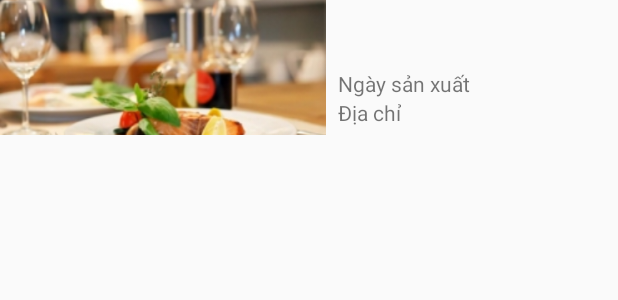
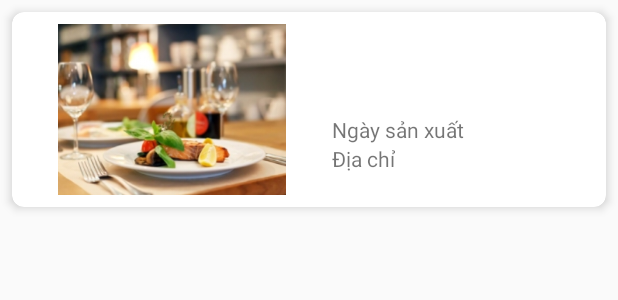
Before and after one commit to Xuanvinh223/Android_Store, an Android app: the layout item_category_product.xml on its own in the app's theme, with its tools: preview values and no code run, on a phone screen of 412 x 824 dp. Shown: the top 300 px of the screen. Run offline under Robolectric (Android 15) with nearby library versions, the phone set to English and light mode, and no system bars.

Commit message:
fix 1 số lỗi

```diff
--- a/app/src/main/AndroidManifest.xml
+++ b/app/src/main/AndroidManifest.xml
@@ -3,9 +3,6 @@
     xmlns:tools="http://schemas.android.com/tools">
 
     <uses-permission android:name="android.permission.INTERNET" />
-    <uses-permission android:name="android.permission.ACCESS_FINE_LOCATION" />
-    <uses-permission android:name="android.permission.ACCESS_COARSE_LOCATION" />
-    <uses-permission android:name="android.permission.POST_NOTIFICATIONS" />
 
     <application
         android:name=".MyApplication"
@@ -32,23 +29,6 @@
             android:exported="false"
             android:label="@string/title_activity_category"
             android:theme="@style/AppTheme.NoActionBar" />
-
-        <meta-data
-            android:name="com.google.android.geo.API_KEY"
-            android:value="AIzaSyCmf6H2ROBxFmFXT6q8VejnwSHOPkJYaj8" />
-        <meta-data
-            android:name="DATABASE"
-            android:value="store.db" />
-        <meta-data
-            android:name="VERSION"
-            android:value="9" />
-        <meta-data
-            android:name="QUERY_LOG"
-            android:value="true" />
-        <meta-data
-            android:name="DOMAIN_PACKAGE_NAME"
-            android:value="com.example.store" />
-
         <activity
             android:name=".ProductCategoryActivity"
             android:exported="false"
@@ -61,6 +41,21 @@
             android:name=".MainActivity"
             android:exported="true"
             android:theme="@style/AppTheme.NoActionBar">
+            <meta-data
+                android:name="com.google.android.geo.API_KEY"
+                android:value="AIzaSyCmf6H2ROBxFmFXT6q8VejnwSHOPkJYaj8" />
+            <meta-data
+                android:name="DATABASE"
+                android:value="store.db" />
+            <meta-data
+                android:name="VERSION"
+                android:value="9" />
+            <meta-data
+                android:name="QUERY_LOG"
+                android:value="true" />
+            <meta-data
+                android:name="DOMAIN_PACKAGE_NAME"
+                android:value="com.example.store" />
             <intent-filter>
                 <action android:name="android.intent.action.MAIN" />
 
@@ -68,5 +63,4 @@
             </intent-filter>
         </activity>
     </application>
-
 </manifest>
--- a/app/src/main/java/com/example/store/Adapter/ProductAdapter.java
+++ b/app/src/main/java/com/example/store/Adapter/ProductAdapter.java
@@ -12,7 +12,6 @@ import androidx.recyclerview.widget.RecyclerView;
 
 import com.example.store.interfaces.OnItemClickListener;
 import com.example.store.R;
-import com.example.store.interfaces.OnItemClickListenerFavorite;
 import com.example.store.model.Product;
 
 import java.util.List;
--- a/app/src/main/java/com/example/store/interfaces/OnItemClickListener.java
+++ b/app/src/main/java/com/example/store/interfaces/OnItemClickListener.java
@@ -2,8 +2,6 @@ package com.example.store.interfaces;
 
 import android.view.View;
 
-import com.example.store.model.Product;
-
 public interface OnItemClickListener {
     void onItemClick(View view, int position);
 }
--- a/app/src/main/java/com/example/store/interfaces/OnItemClickListenerFavorite.java
+++ /dev/null
@@ -1,7 +0,0 @@
-package com.example.store.interfaces;
-
-import com.example.store.model.Product;
-
-public interface OnItemClickListenerFavorite {
-    void onFavoriteClick(Product product);
-}
--- a/app/src/main/res/layout/item_category_product.xml
+++ b/app/src/main/res/layout/item_category_product.xml
@@ -1,40 +1,50 @@
-<RelativeLayout xmlns:android="http://schemas.android.com/apk/res/android"
+<?xml version="1.0" encoding="utf-8"?>
+<androidx.cardview.widget.CardView xmlns:android="http://schemas.android.com/apk/res/android"
     xmlns:tools="http://schemas.android.com/tools"
+    xmlns:app="http://schemas.android.com/apk/res-auto"
     android:id="@+id/item_product"
     android:layout_width="match_parent"
     android:layout_height="wrap_content"
-    android:gravity="center"
-    android:orientation="vertical"
+    android:layout_margin="8dp"
+    app:cardCornerRadius="8dp"
+    app:cardElevation="4dp"
     tools:ignore="UseCompoundDrawables">
 
-    <TableLayout
+    <androidx.constraintlayout.widget.ConstraintLayout
         android:layout_width="match_parent"
-        android:layout_height="match_parent"
-        android:orientation="vertical"
-        android:layout_marginBottom="10dp">
-
-        <TableRow>
+        android:layout_height="wrap_content"
+        android:padding="8dp">
 
         <ImageView
             android:id="@+id/imageViewProduct"
-                android:layout_width="120dp"
-                android:layout_height="90dp"
-                android:layout_weight="1"
+            android:layout_width="0dp"
+            android:layout_height="0dp"
             android:importantForAccessibility="no"
+            android:scaleType="centerCrop"
             android:src="@drawable/restaurants"
-                android:scaleType="centerCrop" />
+            app:layout_constraintTop_toTopOf="parent"
+            app:layout_constraintStart_toStartOf="parent"
+            app:layout_constraintEnd_toStartOf="@id/linearLayoutDetails1"
+            app:layout_constraintDimensionRatio="4:3"
+            app:layout_constraintWidth_percent="0.4" />
 
         <LinearLayout
+            android:id="@+id/linearLayoutDetails1"
             android:layout_width="0dp"
             android:layout_height="wrap_content"
-                android:layout_weight="2"
             android:orientation="vertical"
-                android:paddingLeft="8dp">
+            android:paddingStart="8dp"
+            app:layout_constraintTop_toTopOf="parent"
+            app:layout_constraintBottom_toBottomOf="parent"
+            app:layout_constraintStart_toEndOf="@id/imageViewProduct"
+            app:layout_constraintEnd_toStartOf="@id/textViewProductPrice"
+            app:layout_constraintWidth_percent="0.4">
 
             <TextView
                 android:id="@+id/textViewProductName"
                 android:layout_width="wrap_content"
                 android:layout_height="wrap_content"
+                android:textColor="@color/black"
                 android:textSize="12pt"
                 android:textStyle="bold" />
 
@@ -42,24 +52,24 @@
                 android:layout_width="wrap_content"
                 android:layout_height="wrap_content"
                 android:layout_marginTop="10dp"
-                    android:text="Ngày sản xuất"></TextView>
+                android:text="Ngày sản xuất" />
 
             <TextView
                 android:layout_width="wrap_content"
                 android:layout_height="wrap_content"
-                    android:text="Địa chỉ"></TextView>
+                android:text="Địa chỉ" />
         </LinearLayout>
 
         <TextView
             android:id="@+id/textViewProductPrice"
             android:layout_width="wrap_content"
             android:layout_height="wrap_content"
-                android:layout_marginTop="60dp"
             android:textSize="16sp"
-                android:textStyle="bold" />
-        </TableRow>
+            android:textStyle="bold"
+            app:layout_constraintBottom_toBottomOf="parent"
+            app:layout_constraintEnd_toEndOf="parent"
+            android:layout_marginBottom="8dp"
+            android:layout_marginEnd="8dp" />
 
-    </TableLayout>
-
-
-</RelativeLayout>
+    </androidx.constraintlayout.widget.ConstraintLayout>
+</androidx.cardview.widget.CardView>
```
Lines whose indentation alone changed are shown as unchanged.
